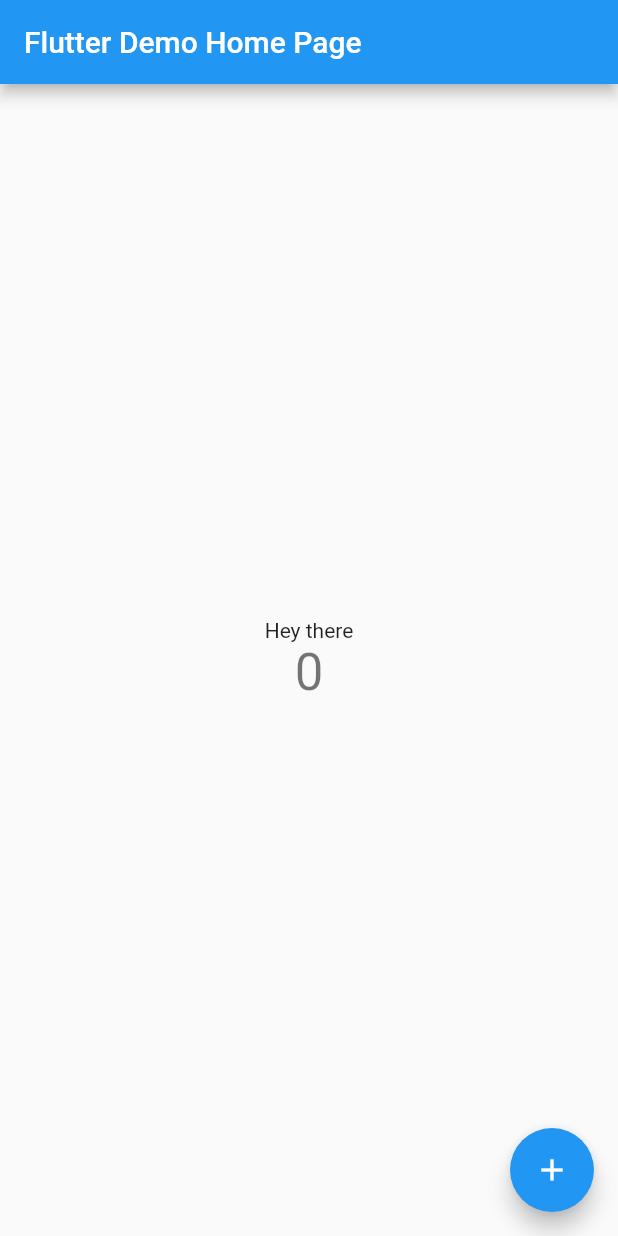
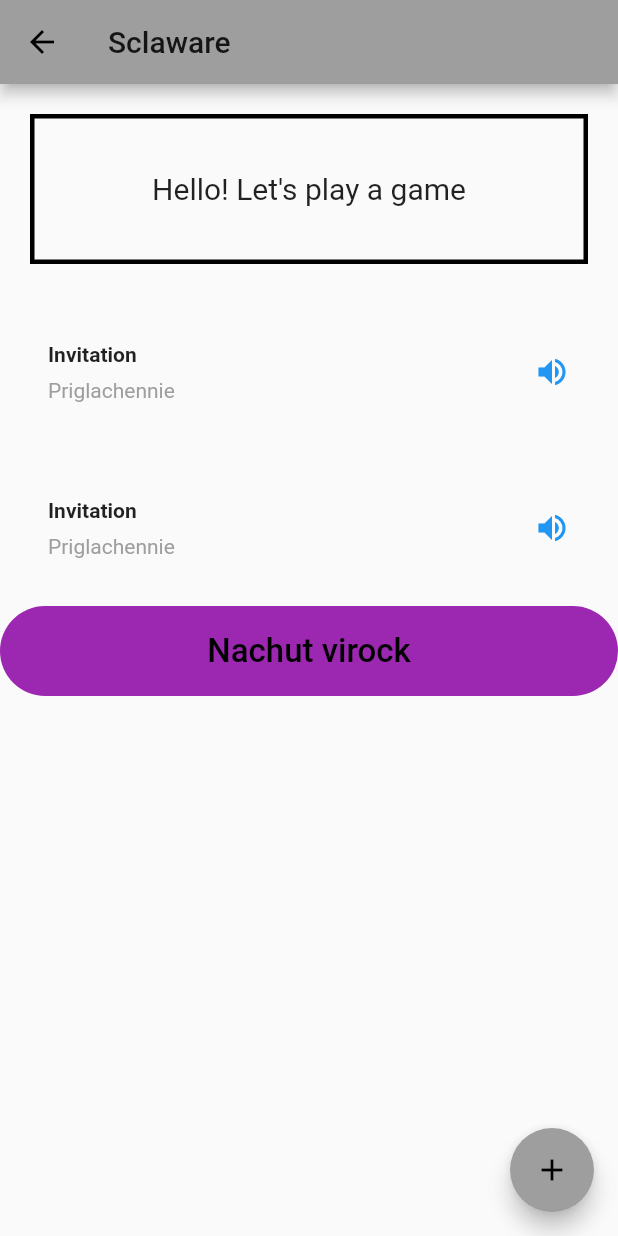
Before and after one commit to nowxel/Saturday, a Flutter app: the MyHomePage screen opened directly, on a phone screen of 412 x 824 dp. Run offline on Flutter 3.47's test engine with Material 2 defaults, Android fonts, the phone set to English and light mode, and no system bars; Roboto replaces fonts that are missing (Raleway).

Commit message:
Add files via upload

```diff
--- a/testing_app/lib/main.dart
+++ b/testing_app/lib/main.dart
@@ -1,76 +1,181 @@
+import 'dart:async';
+import 'dart:io';
 import 'package:flutter/material.dart';
-import 'package:hello_providers/models/friend.dart';
-import 'package:hello_providers/screens/screen_invited.dart';
-import 'package:provider/provider.dart';
+import 'package:flutter/services.dart';
 
-void main() => runApp(MaterialApp(
-  home: MyApp(),
-  ));
-
-class MyApp extends StatelessWidget {
-  _MyAppState createState() => _MyAppState();
+void main() {
+  runApp(PlatformView());
 }
 
-class _MyAppState extends State<MyApp> {
-
-  List colors = [Colors.red, Colors.green, Colors.yellow];
-  Random random = new Random();
-
-  int index = 0;
-
-  void changeIndex() {
-    setState(() => index = random.nextInt(3));
-  }
+class FirstRoute extends StatelessWidget {
   @override
   Widget build(BuildContext context) {
-    return Center(
+    return Scaffold(
+      appBar: AppBar(
+        title: Text('First Route'),
+      ),
+      body: Center(
         child: RaisedButton(
-        onPressed: () => changeIndex (),
-        child: Text(''),
-        color: colors[index],
-      )
-    )
+            child: Text('Let' + '`' + 's play a game'),
+            onPressed: () {
+              Navigator.push(
+                context,
+                MaterialPageRoute(builder: (context) => PlatformView()),
+              );
+            }),
+      ),
+    );
   }
 }
 
-class MyApp extends StatelessWidget {
-  // This widget is the root of your application.
+class SecondRoute extends StatelessWidget {
+  @override
+  Widget build(BuildContext context) {
+    return Scaffold(
+        appBar: AppBar(
+            title: Text("Second Route"),
+            leading: IconButton(
+              icon: Icon(Icons.arrow_back),
+            )),
+        body: Center(
+            child: Column(children: <Widget>[
+          Container(
+            margin: EdgeInsets.all(20),
+            width: 200,
+            height: 50,
+            decoration: BoxDecoration(
+              gradient: LinearGradient(
+                colors: [Colors.red, Colors.blue],
+                begin: FractionalOffset.centerLeft,
+                end: FractionalOffset.centerRight,
+              ),
+            ),
+            child: FlatButton(
+              child: Text(
+                '100%',
+                style: TextStyle(color: Colors.white),
+              ),
+              onPressed: () {
+                Navigator.push(
+                  context,
+                  MaterialPageRoute(builder: (context) => FirstRoute()),
+                );
+              },
+            ),
+          ),
+          Container(
+            margin: EdgeInsets.all(20),
+            width: 200,
+            height: 50,
+            decoration: BoxDecoration(
+              gradient: LinearGradient(
+                colors: [Colors.lightGreen, Colors.orange],
+                begin: FractionalOffset.topLeft,
+                end: FractionalOffset.bottomRight,
+              ),
+            ),
+            child: FlatButton(
+              child: Text(
+                '70%',
+                style: TextStyle(color: Colors.white),
+              ),
+              onPressed: () {
+                Navigator.push(
+                  context,
+                  MaterialPageRoute(builder: (context) => FirstRoute()),
+                );
+              },
+            ),
+          ),
+          Container(
+            margin: EdgeInsets.all(20),
+            width: 200,
+            height: 50,
+            decoration: BoxDecoration(
+              gradient: LinearGradient(
+                colors: [Colors.lightGreen, Colors.orange],
+                begin: FractionalOffset.topRight,
+                end: FractionalOffset.bottomLeft,
+              ),
+            ),
+            child: FlatButton(
+              child: Text(
+                '50%',
+                style: TextStyle(color: Colors.white),
+              ),
+              onPressed: () {
+                Navigator.push(
+                  context,
+                  MaterialPageRoute(builder: (context) => ThirdRoute()),
+                );
+              },
+            ),
+          ),
+          Container(
+            margin: EdgeInsets.all(20),
+            width: 200,
+            height: 50,
+            decoration: BoxDecoration(
+              gradient: LinearGradient(
+                colors: [Colors.black45, Colors.blue, Colors.blueGrey],
+                begin: FractionalOffset.center,
+                end: FractionalOffset.bottomRight,
+              ),
+            ),
+            child: FlatButton(
+              child: Text(
+                '40%',
+                style: TextStyle(color: Colors.white),
+              ),
+              onPressed: () {
+                Navigator.push(
+                  context,
+                  MaterialPageRoute(builder: (context) => ThirdRoute()),
+                );
+              },
+            ),
+          ),
+        ])));
+  }
+}
+
+class ThirdRoute extends StatelessWidget {
+  @override
+  Widget build(BuildContext context) {
+    return Scaffold(
+      appBar: AppBar(
+        title: Text("Third Route"),
+      ),
+      body: Center(
+        child: RaisedButton(
+          onPressed: () {
+            Navigator.push(
+              context,
+              MaterialPageRoute(builder: (context) => SecondRoute()),
+            );
+          },
+          child: Text('Mazel Tov!'),
+        ),
+      ),
+    );
+  }
+}
+
+class PlatformView extends StatelessWidget {
   @override
   Widget build(BuildContext context) {
     return MaterialApp(
-      title: 'Flutter Demo',
+      title: 'Sclaware',
       theme: ThemeData(
-        // This is the theme of your application.
-        //
-        // Try running your application with "flutter run". You'll see the
-        // application has a blue toolbar. Then, without quitting the app, try
-        // changing the primarySwatch below to Colors.green and then invoke
-        // "hot reload" (press "r" in the console where you ran "flutter run",
-        // or simply save your changes to "hot reload" in a Flutter IDE).
-        // Notice that the counter didn't reset back to zero; the application
-        // is not restarted.
-        primarySwatch: Colors.blue,
-        // This makes the visual density adapt to the platform that you run
-        // the app on. For desktop platforms, the controls will be smaller and
-        // closer together (more dense) than on mobile platforms.
-        visualDensity: VisualDensity.adaptivePlatformDensity,
+        primarySwatch: Colors.grey,
       ),
-      home: MyHomePage(title: 'Flutter Demo Home Page'),
+      home: const MyHomePage(title: 'Sclaware'),
     );
   }
 }
 
 class MyHomePage extends StatefulWidget {
-  MyHomePage({Key key, this.title}) : super(key: key);
-
-  // This widget is the home page of your application. It is stateful, meaning
-  // that it has a State object (defined below) that contains fields that affect
-  // how it looks.
-
-  // This class is the configuration for the state. It holds the values (in this
-  // case the title) provided by the parent (in this case the App widget) and
-  // used by the build method of the State. Fields in a Widget subclass are
-  // always marked "final".
+  const MyHomePage({Key key, this.title}) : super(key: key);
 
   final String title;
 
@@ -79,68 +184,155 @@ class MyHomePage extends StatefulWidget {
 }
 
 class _MyHomePageState extends State<MyHomePage> {
+  static const MethodChannel _methodChannel =
+      MethodChannel('samples.flutter.io/platform_view');
+
   int _counter = 0;
 
   void _incrementCounter() {
     setState(() {
-      // This call to setState tells the Flutter framework that something has
-      // changed in this State, which causes it to rerun the build method below
-      // so that the display can reflect the updated values. If we changed
-      // _counter without calling setState(), then the build method would not be
-      // called again, and so nothing would appear to happen.
       _counter++;
     });
   }
 
+  Future<void> _launchPlatformCount() async {
+    final int platformCounter =
+        await _methodChannel.invokeMethod('switchView', _counter);
+    setState(() {
+      _counter = platformCounter;
+    });
+  }
+
   @override
-  Widget build(BuildContext context) {
-    // This method is rerun every time setState is called, for instance as done
-    // by the _incrementCounter method above.
-    //
-    // The Flutter framework has been optimized to make rerunning build methods
-    // fast, so that you can just rebuild anything that needs updating rather
-    // than having to individually change instances of widgets.
-    return Scaffold(
+  Widget build(BuildContext context) => Scaffold(
         appBar: AppBar(
-        // Here we take the value from the MyHomePage object that was created by
-        // the App.build method, and use it to set our appbar title.
             title: Text(widget.title),
+            leading: IconButton(
+              icon: Icon(Icons.arrow_back),
+              //onPressed:() => Navigator.pop(context, false),
+              onPressed: () => Navigator.push(context,
+                  MaterialPageRoute(builder: (context) => FirstRoute())),
+            )),
+        body: Column(
+          crossAxisAlignment: CrossAxisAlignment.start,
+          children: <Widget>[
+            Container(
+              height: 100,
+              width: double.infinity,
+              //color: Colors.purple,
+              alignment: Alignment.center,
+              margin: EdgeInsets.all(20),
+              padding: EdgeInsets.all(30),
+              decoration: BoxDecoration(
+                border: Border.all(color: Colors.black, width: 3),
               ),
-      body: Center(
-        // Center is a layout widget. It takes a single child and positions it
-        // in the middle of the parent.
+              child: Text("Hello! Let's play a game",
+                  style: TextStyle(fontSize: 20)),
+            ),
+            Container(
+              padding: const EdgeInsets.all(32),
+              child: Row(
+                children: [
+                  Expanded(
+                    /*1*/
                     child: Column(
-          // Column is also a layout widget. It takes a list of children and
-          // arranges them vertically. By default, it sizes itself to fit its
-          // children horizontally, and tries to be as tall as its parent.
-          //
-          // Invoke "debug painting" (press "p" in the console, choose the
-          // "Toggle Debug Paint" action from the Flutter Inspector in Android
-          // Studio, or the "Toggle Debug Paint" command in Visual Studio Code)
-          // to see the wireframe for each widget.
-          //
-          // Column has various properties to control how it sizes itself and
-          // how it positions its children. Here we use mainAxisAlignment to
-          // center the children vertically; the main axis here is the vertical
-          // axis because Columns are vertical (the cross axis would be
-          // horizontal).
-          mainAxisAlignment: MainAxisAlignment.center,
-          children: <Widget>[
-            Text(
-              'Hey there',
+                      crossAxisAlignment: CrossAxisAlignment.start,
+                      children: [
+                        /*2*/
+                        Container(
+                          padding: const EdgeInsets.only(bottom: 8),
+                          child: Text(
+                            'Invitation',
+                            style: TextStyle(
+                              fontWeight: FontWeight.bold,
+                            ),
+                          ),
                         ),
                         Text(
-              '$_counter',
-              style: Theme.of(context).textTheme.headline4,
-            ), //Text
-          ], //Widget
-        ), //Column
-      ), //Center
+                          'Priglachennie',
+                          style: TextStyle(
+                            color: Colors.grey[500],
+                          ),
+                        ),
+                      ],
+                    ),
+                  ),
+                  /*3*/
+                  Icon(
+                    Icons.volume_up,
+                    color: Colors.blue,
+                  ),
+                ],
+              ),
+            ),
+            Container(
+              padding: const EdgeInsets.all(32),
+              child: Row(
+                children: [
+                  Expanded(
+                    /*1*/
+                    child: Column(
+                      crossAxisAlignment: CrossAxisAlignment.start,
+                      children: [
+                        /*2*/
+                        Container(
+                          padding: const EdgeInsets.only(bottom: 8),
+                          child: Text(
+                            'Invitation',
+                            style: TextStyle(
+                              fontWeight: FontWeight.bold,
+                            ),
+                          ),
+                        ),
+                        Text(
+                          'Priglachennie',
+                          style: TextStyle(
+                            color: Colors.grey[500],
+                          ),
+                        ),
+                      ],
+                    ),
+                  ),
+                  /*3*/
+                  Icon(
+                    Icons.volume_up,
+                    color: Colors.blue,
+                  ),
+                ],
+              ),
+            ),
+            Container(
+              color: Colors.transparent,
+              width: MediaQuery.of(context).size.width,
+              height: 60,
+              child: FlatButton(
+                shape: new RoundedRectangleBorder(
+                  borderRadius: new BorderRadius.circular(30.0),
+                ),
+                onPressed: () {
+                  Navigator.push(
+                      context,
+                      MaterialPageRoute(
+                        builder: (context) => SecondRoute(),
+                      ));
+                },
+                color: Colors.purple,
+                child: Text(
+                  "Nachut virock",
+                  style: TextStyle(
+                    color: Colors.black,
+                    fontFamily: 'Raleway',
+                    fontSize: 22.0,
+                  ),
+                ),
+              ),
+            ),
+          ],
+        ),
         floatingActionButton: FloatingActionButton(
           onPressed: _incrementCounter,
           tooltip: 'Increment',
-        child: Icon(Icons.add),
-      ), // This trailing comma makes auto-formatting nicer for build methods.
+          child: const Icon(Icons.add),
+        ),
       );
 }
-}
```
Lines whose indentation alone changed are shown as unchanged.
